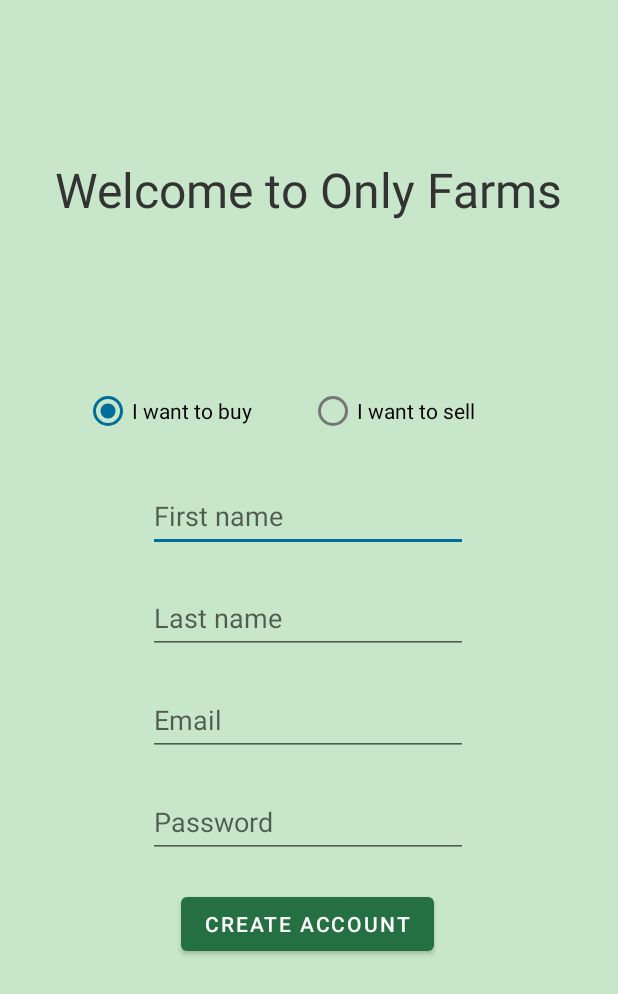
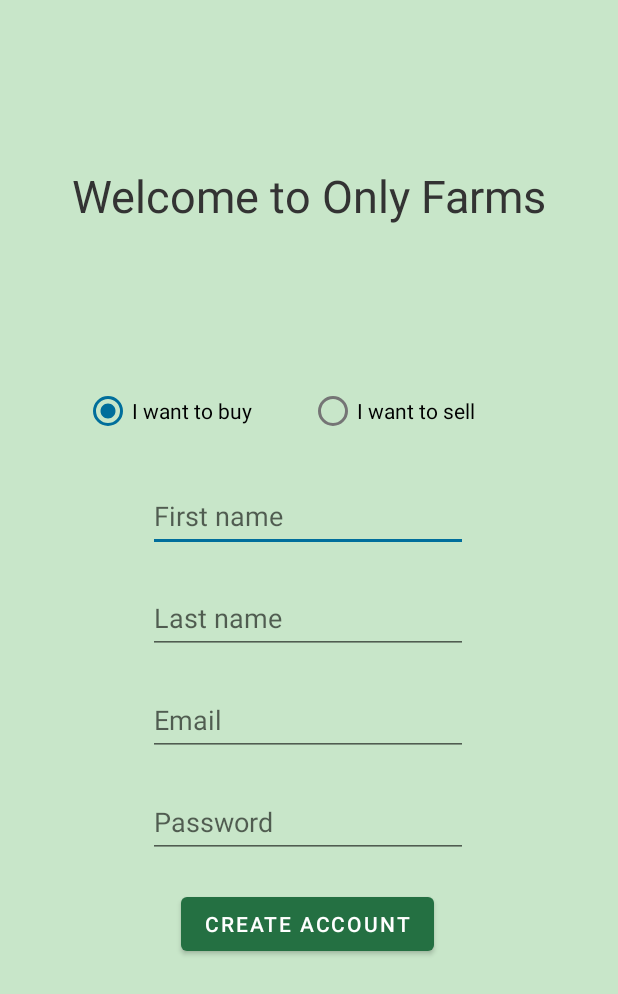
Before and after one commit to Jelmer1887/OnlyFarms, an Android app: the screen it shows after launch (RegisterView), after a tap on "Create account", on a phone screen of 412 x 824 dp. Shown: the top 994 px of the screen. Run offline under Robolectric (Android 15) with nearby library versions, the phone set to English and light mode, and no system bars; our stand-ins replace Firebase (no records; nobody signed in at launch, a user with empty details on screens opened directly); 1 other tap on this screen came first.

Commit message:
updated activity layout to be more dynamic

```diff
--- a/app/src/main/res/layout/activity_register.xml
+++ b/app/src/main/res/layout/activity_register.xml
@@ -20,17 +20,20 @@
 
     <TextView
         android:id="@+id/register_title"
-        android:layout_width="370dp"
-        android:layout_height="55dp"
+        android:layout_width="wrap_content"
+        android:layout_height="wrap_content"
+        android:layout_marginTop="10dp"
+        android:layout_marginLeft="10dp"
+        android:layout_marginRight="10dp"
         android:text="@string/Welcome_to_only_farms"
         android:textAlignment="center"
-        android:textSize="32sp"
+        android:textSize="30sp"
         app:layout_constraintBottom_toTopOf="@+id/register_accountType"
         app:layout_constraintEnd_toEndOf="parent"
-        app:layout_constraintHorizontal_bias="0.487"
+        app:layout_constraintHorizontal_bias="0.5"
         app:layout_constraintStart_toStartOf="parent"
         app:layout_constraintTop_toTopOf="parent"
-        app:layout_constraintVertical_bias="0.539" />
+        app:layout_constraintVertical_bias="0.5" />
 
     <EditText
         android:id="@+id/register_firstName"
```
